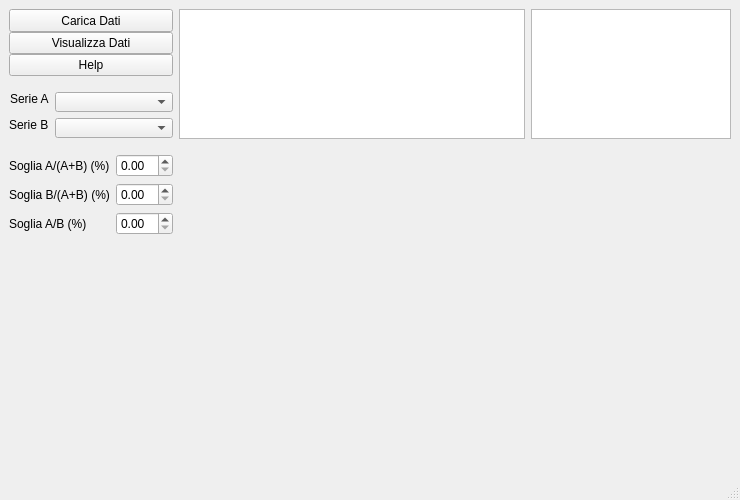
Before: the Qt Designer form src/mainWin.ui in giusprimol/mck_test, drawn with Qt 5.
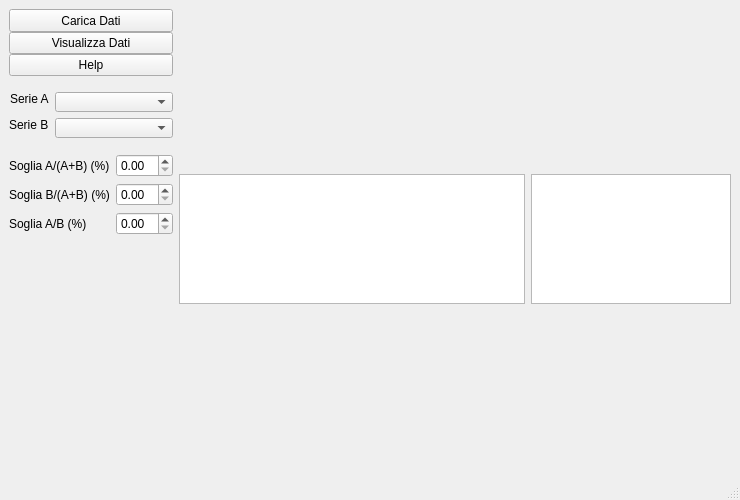
After: the same form once the commit is applied.

Commit message: Funziona plot

Diff of the .ui file:
```diff
--- a/src/mainWin.ui
+++ b/src/mainWin.ui
@@ -294,7 +294,7 @@
      </layout>
     </item>
     <item>
-     <layout class="QVBoxLayout" name="verticalLayout_2" stretch="0,1">
+     <layout class="QVBoxLayout" name="verticalLayout_data" stretch="0">
       <item>
        <layout class="QHBoxLayout" name="horizontalLayout" stretch="1,0">
         <item>
@@ -352,16 +352,6 @@
         </item>
        </layout>
       </item>
-      <item>
-       <widget class="QWidget" name="widget_plot" native="true">
-        <property name="minimumSize">
-         <size>
-          <width>530</width>
-          <height>320</height>
-         </size>
-        </property>
-       </widget>
-      </item>
      </layout>
     </item>
    </layout>
```
The commit also changes 2 other files.
